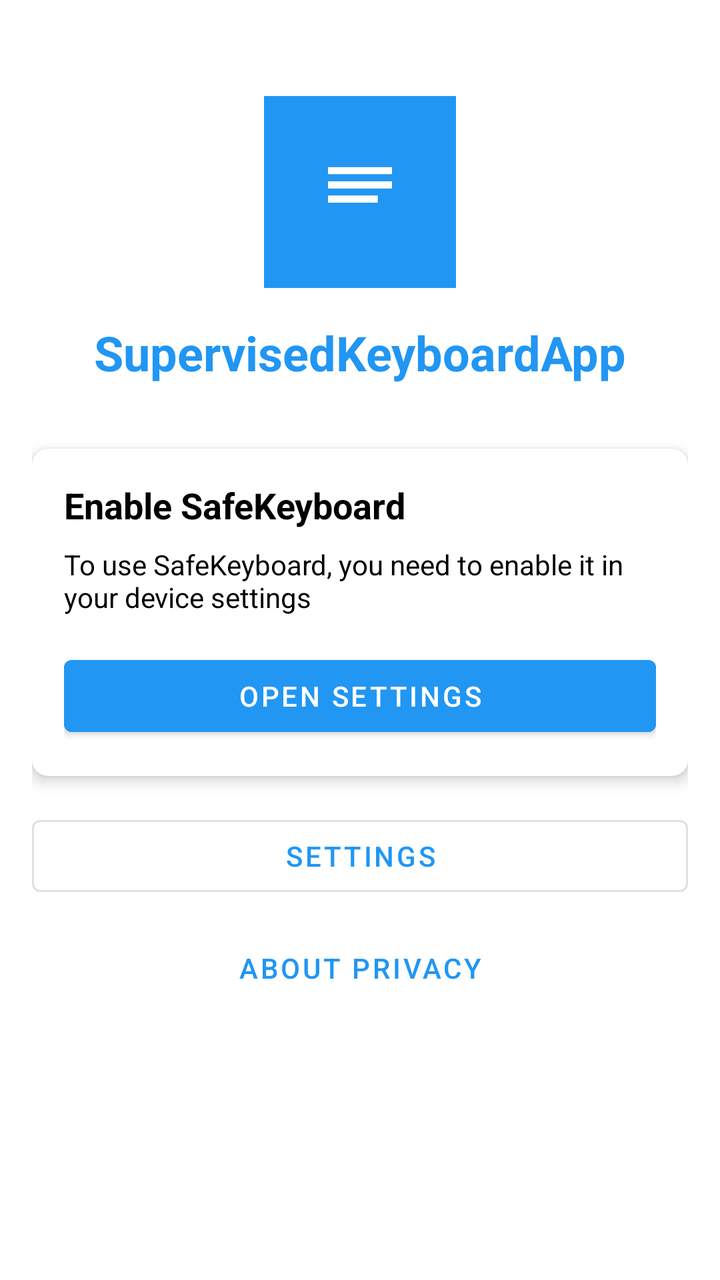
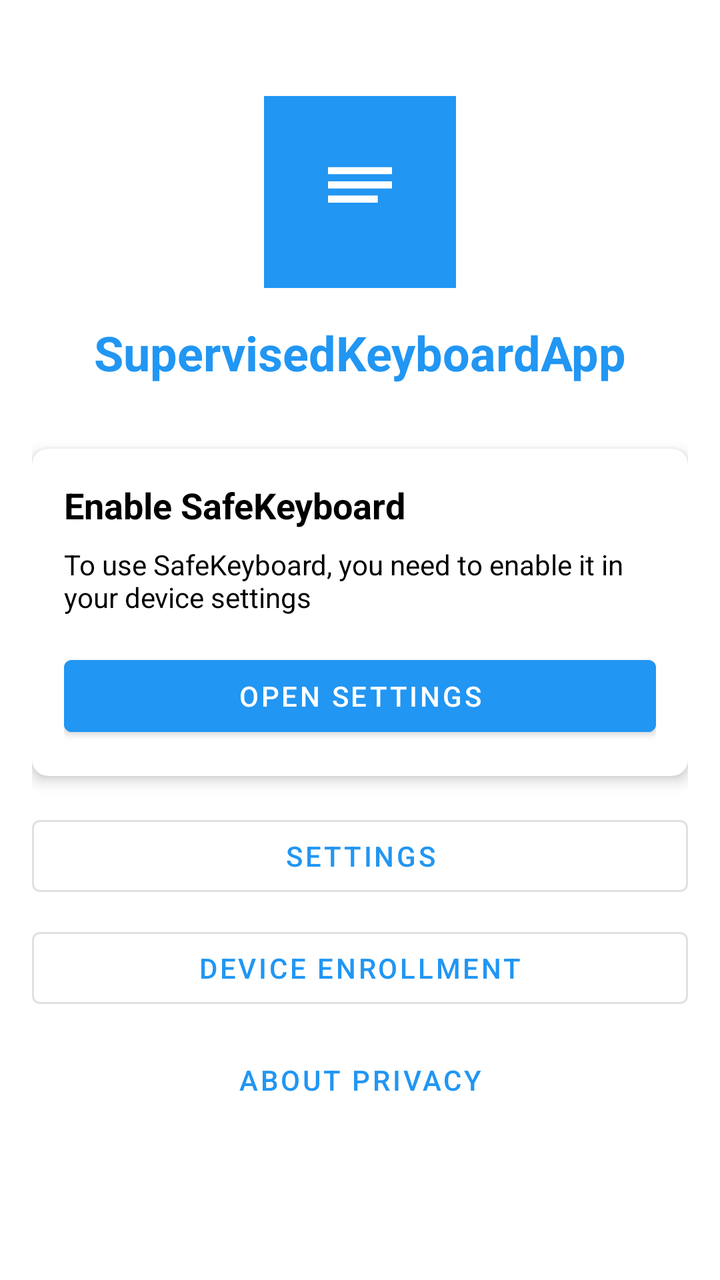

Screens rendered from an Android XML layout before and after an edit, with the pre-edit source and the edit as a unified diff.
<!-- AndroidManifest.xml: application theme Theme.SafeKeyboard -->
<!-- res/layout/activity_main.xml -->
<?xml version="1.0" encoding="utf-8"?>
<LinearLayout xmlns:android="http://schemas.android.com/apk/res/android"
    xmlns:app="http://schemas.android.com/apk/res-auto"
    android:layout_width="match_parent"
    android:layout_height="match_parent"
    android:orientation="vertical"
    android:padding="16dp">

    
    <ImageView
        android:layout_width="96dp"
        android:layout_height="96dp"
        android:layout_gravity="center_horizontal"
        android:layout_marginTop="32dp"
        android:src="@drawable/ic_launcher"
        android:contentDescription="@string/app_name" />

    
    <TextView
        android:layout_width="match_parent"
        android:layout_height="wrap_content"
        android:layout_marginTop="16dp"
        android:text="@string/app_name"
        android:textSize="24sp"
        android:textStyle="bold"
        android:gravity="center"
        android:textColor="@color/primary" />

    
    <androidx.cardview.widget.CardView
        android:layout_width="match_parent"
        android:layout_height="wrap_content"
        android:layout_marginTop="32dp"
        app:cardCornerRadius="8dp"
        app:cardElevation="4dp">

        <LinearLayout
            android:layout_width="match_parent"
            android:layout_height="wrap_content"
            android:orientation="vertical"
            android:padding="16dp">

            <TextView
                android:layout_width="match_parent"
                android:layout_height="wrap_content"
                android:text="@string/enable_keyboard_title"
                android:textSize="18sp"
                android:textStyle="bold"
                android:textColor="@color/black" />

            <TextView
                android:layout_width="match_parent"
                android:layout_height="wrap_content"
                android:layout_marginTop="8dp"
                android:text="@string/enable_keyboard_description"
                android:textSize="14sp"
                android:textColor="@color/black" />

            <Button
                android:id="@+id/button_enable_keyboard"
                android:layout_width="match_parent"
                android:layout_height="wrap_content"
                android:layout_marginTop="16dp"
                android:text="@string/enable_keyboard_button"
                android:backgroundTint="@color/primary" />

        </LinearLayout>

    </androidx.cardview.widget.CardView>

    
    <androidx.cardview.widget.CardView
        android:id="@+id/status_card"
        android:layout_width="match_parent"
        android:layout_height="wrap_content"
        android:layout_marginTop="16dp"
        app:cardCornerRadius="8dp"
        app:cardElevation="4dp"
        android:visibility="gone">

        <LinearLayout
            android:layout_width="match_parent"
            android:layout_height="wrap_content"
            android:orientation="vertical"
            android:padding="16dp"
            android:gravity="center">

            <TextView
                android:layout_width="wrap_content"
                android:layout_height="wrap_content"
                android:text="✓"
                android:textSize="32sp"
                android:textColor="@color/button_edit" />

            <TextView
                android:layout_width="match_parent"
                android:layout_height="wrap_content"
                android:layout_marginTop="8dp"
                android:text="@string/keyboard_enabled"
                android:textSize="16sp"
                android:textStyle="bold"
                android:textColor="@color/button_edit"
                android:gravity="center" />

        </LinearLayout>

    </androidx.cardview.widget.CardView>

    
    <Button
        android:id="@+id/button_settings"
        android:layout_width="match_parent"
        android:layout_height="wrap_content"
        android:layout_marginTop="16dp"
        android:text="@string/settings"
        style="@style/Widget.MaterialComponents.Button.OutlinedButton" />

    
    <Button
        android:id="@+id/button_privacy"
        android:layout_width="match_parent"
        android:layout_height="wrap_content"
        android:layout_marginTop="8dp"
        android:text="@string/pref_about"
        style="@style/Widget.MaterialComponents.Button.TextButton" />

</LinearLayout>
<!-- resources referenced by this layout -->
<resources>
  <color name="black">#FF000000</color>
  <color name="button_edit">#FF4CAF50</color>
  <color name="primary">#FF2196F3</color>
  <!-- drawable ic_launcher (drawable) -->
  <?xml version="1.0" encoding="utf-8"?>
  <vector xmlns:android="http://schemas.android.com/apk/res/android"
      android:width="108dp"
      android:height="108dp"
      android:viewportWidth="108"
      android:viewportHeight="108">
      <path
          android:fillColor="#2196F3"
          android:pathData="M0,0h108v108h-108z"/>
      <path
          android:fillColor="#FFFFFF"
          android:pathData="M36,40h36v4h-36zM36,48h36v4h-36zM36,56h28v4h-28z"/>
  </vector>
  <string name="app_name">SupervisedKeyboardApp</string>
  <string name="enable_keyboard_button">Open Settings</string>
  <string name="enable_keyboard_description">To use SafeKeyboard, you need to enable it in your device settings</string>
  <string name="enable_keyboard_title">Enable SafeKeyboard</string>
  <string name="keyboard_enabled">Keyboard is enabled!</string>
  <string name="pref_about">About Privacy</string>
  <string name="settings">Settings</string>
  <style name="Theme.SafeKeyboard" parent="Theme.MaterialComponents.DayNight.DarkActionBar">
          <item name="colorPrimary">@color/primary</item>
          <item name="colorPrimaryDark">@color/primary_dark</item>
          <item name="colorAccent">@color/accent</item>
      </style>
  <color name="primary_dark">#FF1976D2</color>
  <color name="accent">#FFFF9800</color>
</resources>

<!-- the commit's change to res/layout/activity_main.xml (unified diff, before → after) -->
@@ -117,6 +117,15 @@
 
     
     <Button
+        android:id="@+id/button_enrollment"
+        android:layout_width="match_parent"
+        android:layout_height="wrap_content"
+        android:layout_marginTop="8dp"
+        android:text="@string/enrollment_menu_title"
+        style="@style/Widget.MaterialComponents.Button.OutlinedButton" />
+
+    
+    <Button
         android:id="@+id/button_privacy"
         android:layout_width="match_parent"
         android:layout_height="wrap_content"
<!-- resource entries referenced after the edit -->
@@ -21,6 +21,7 @@
   <string name="enable_keyboard_button">Open Settings</string>
   <string name="enable_keyboard_description">To use SafeKeyboard, you need to enable it in your device settings</string>
   <string name="enable_keyboard_title">Enable SafeKeyboard</string>
+  <string name="enrollment_menu_title">Device Enrollment</string>
   <string name="keyboard_enabled">Keyboard is enabled!</string>
   <string name="pref_about">About Privacy</string>
   <string name="settings">Settings</string>
